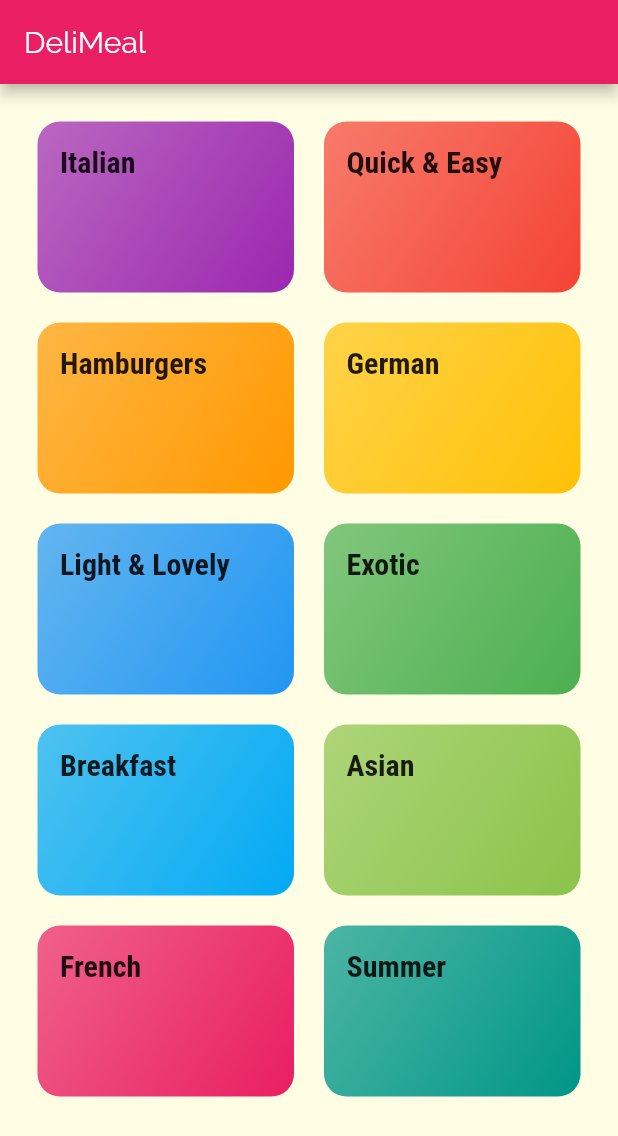
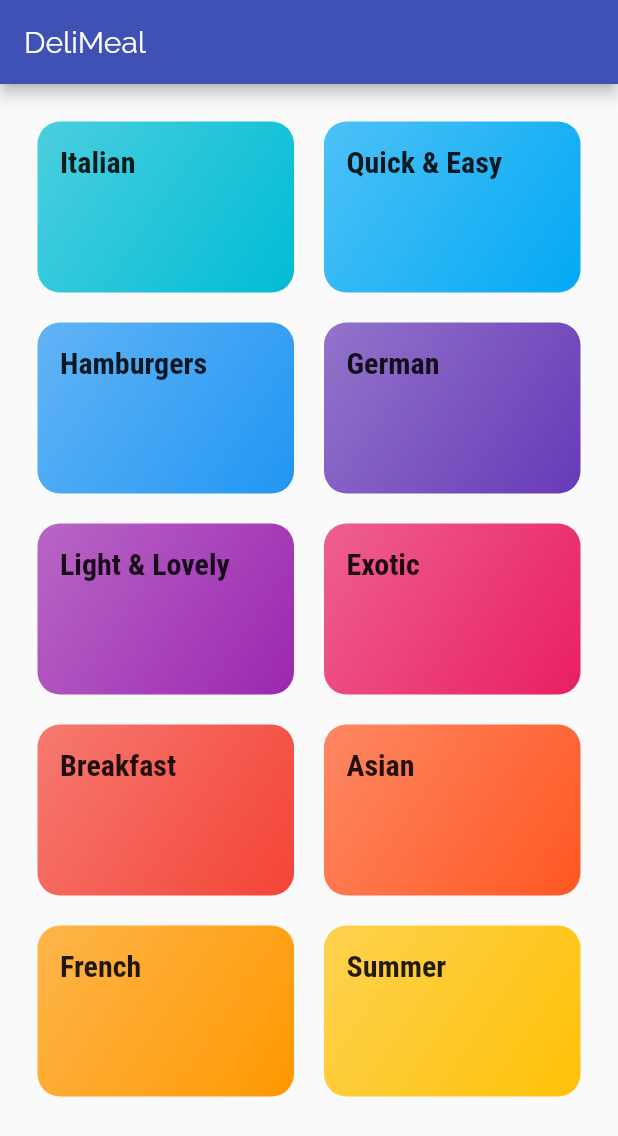
Before and after one commit to Sebastian-Soto-M/academind_flutter, a Flutter app: the screen it shows after launch, on a phone screen of 412 x 824 dp. Shown: the top 1136 px of the screen. Run offline on Flutter 3.47's test engine with Material 2 defaults, Android fonts, the phone set to English and light mode, and no system bars; our stand-ins replace curved_navigation_bar, flutter_svg.

Commit message:
basic navigation

```diff
--- a/deli_meal/lib/configuration/dummy_data.dart
+++ b/deli_meal/lib/configuration/dummy_data.dart
@@ -6,51 +6,50 @@ const List<Category> dummyCategories = <Category>[
   Category(
     id: 'c1',
     title: 'Italian',
-    color: Colors.purple,
+    color: Colors.cyan,
   ),
   Category(
     id: 'c2',
     title: 'Quick & Easy',
-    color: Colors.red,
+    color: Colors.lightBlue,
   ),
   Category(
     id: 'c3',
     title: 'Hamburgers',
-    color: Colors.orange,
+    color: Colors.blue,
   ),
   Category(
     id: 'c4',
     title: 'German',
-    color: Colors.amber,
+    color: Colors.deepPurple,
   ),
   Category(
     id: 'c5',
     title: 'Light & Lovely',
-    color: Colors.blue,
+    color: Colors.purple,
   ),
   Category(
     id: 'c6',
     title: 'Exotic',
-    color: Colors.green,
+    color: Colors.pink,
   ),
   Category(
     id: 'c7',
     title: 'Breakfast',
-    color: Colors.lightBlue,
+    color: Colors.red,
   ),
   Category(
     id: 'c8',
     title: 'Asian',
-    color: Colors.lightGreen,
+    color: Colors.deepOrange,
   ),
   Category(
     id: 'c9',
     title: 'French',
-    color: Colors.pink,
   ),
   Category(
     id: 'c10',
     title: 'Summer',
-    color: Colors.teal,
+    color: Colors.amber,
   ),
 ];
--- a/deli_meal/lib/main.dart
+++ b/deli_meal/lib/main.dart
@@ -1,6 +1,6 @@
 import 'package:flutter/material.dart';
 
-import 'screens/categories_screen.dart';
+import 'screens/index.dart';
 
 void main() => runApp(MyApp());
 
@@ -10,9 +10,9 @@ class MyApp extends StatelessWidget {
     return MaterialApp(
       title: 'DeliMeals',
       theme: ThemeData(
-        primarySwatch: Colors.pink,
-        accentColor: Colors.amber,
-        canvasColor: const Color.fromRGBO(255, 254, 229, 1),
+        primarySwatch: Colors.indigo,
+        accentColor: Colors.orangeAccent,
+        canvasColor: Colors.grey.shade50,
         fontFamily: 'Raleway',
         textTheme: ThemeData.light().textTheme.copyWith(
             bodyText1: const TextStyle(
@@ -27,7 +27,12 @@ class MyApp extends StatelessWidget {
               fontWeight: FontWeight.bold,
             )),
       ),
-      home: CategoriesScreen(),
+      initialRoute: CategoriesScreen.routeName,
+      routes: <String, Widget Function(BuildContext)>{
+        CategoriesScreen.routeName: (BuildContext ctx) => CategoriesScreen(),
+        CategoryMealsScreen.routeName: (BuildContext ctx) =>
+            CategoryMealsScreen(),
+      },
     );
   }
 }
--- a/deli_meal/lib/models/category.dart
+++ b/deli_meal/lib/models/category.dart
@@ -2,8 +2,8 @@ import 'package:flutter/material.dart';
 
 class Category {
   const Category({
-    @required this.id,
-    @required this.title,
+    required this.id,
+    required this.title,
     this.color = Colors.orange,
   });
   final String id;
--- a/deli_meal/lib/screens/categories_screen.dart
+++ b/deli_meal/lib/screens/categories_screen.dart
@@ -5,6 +5,7 @@ import '../configuration/dummy_data.dart';
 import '../widgets/category_item.dart';
 
 class CategoriesScreen extends StatelessWidget {
+  static const String routeName = '/';
   @override
   Widget build(BuildContext context) {
     return Scaffold(
@@ -14,17 +15,14 @@ class CategoriesScreen extends StatelessWidget {
       body: GridView(
         padding: const EdgeInsets.all(25),
         gridDelegate: const SliverGridDelegateWithMaxCrossAxisExtent(
-          maxCrossAxisExtent: 200,
+          maxCrossAxisExtent: 250,
           childAspectRatio: 3 / 2,
           crossAxisSpacing: 20,
           mainAxisSpacing: 20,
         ),
         children: dummyCategories
             .map(
-              (Category data) => CategoryItem(
-                data.title,
-                data.color,
-              ),
+              (Category data) => CategoryItem(data),
             )
             .toList(),
       ),
--- /dev/null
+++ b/deli_meal/lib/screens/category_meals_screen.dart
@@ -0,0 +1,23 @@
+import 'package:deli_meal/models/category.dart';
+import 'package:flutter/material.dart';
+
+class CategoryMealsScreen extends StatelessWidget {
+  static const String routeName = '/category-meals';
+  @override
+  Widget build(BuildContext context) {
+    final Map<String, Object> routeArgs =
+        ModalRoute.of(context)!.settings.arguments! as Map<String, Object>;
+    final Category category = routeArgs['category']! as Category;
+    return Scaffold(
+      appBar: AppBar(
+        title: Text(category.title),
+      ),
+      body: Center(
+        child: Text(
+          category.id,
+          style: Theme.of(context).textTheme.headline1,
+        ),
+      ),
+    );
+  }
+}
--- /dev/null
+++ b/deli_meal/lib/screens/index.dart
@@ -0,0 +1,2 @@
+export 'categories_screen.dart';
+export 'category_meals_screen.dart';
--- a/deli_meal/lib/widgets/category_item.dart
+++ b/deli_meal/lib/widgets/category_item.dart
@@ -1,29 +1,40 @@
+import 'package:deli_meal/models/category.dart';
 import 'package:flutter/material.dart';
 
 class CategoryItem extends StatelessWidget {
-  const CategoryItem(this.title, this.color);
+  const CategoryItem(this.category);
 
-  final String title;
-  final Color color;
+  static const double borderRadius = 15;
+  final Category category;
+
+  void _selectCategory(BuildContext context) {
+    Navigator.of(context).pushNamed('/category-meals',
+        arguments: <String, Object>{'category': category});
+  }
 
   @override
   Widget build(BuildContext context) {
-    return Container(
+    return InkWell(
+      onTap: () => _selectCategory(context),
+      splashColor: Theme.of(context).accentColor,
+      borderRadius: BorderRadius.circular(borderRadius),
+      child: Container(
         padding: const EdgeInsets.all(15),
         decoration: BoxDecoration(
           gradient: LinearGradient(
-          colors: [
-            color.withOpacity(0.7),
-            color,
+            colors: <Color>[
+              category.color.withOpacity(0.7),
+              category.color,
             ],
             begin: Alignment.topLeft,
             end: Alignment.bottomRight,
           ),
-        borderRadius: BorderRadius.circular(15),
+          borderRadius: BorderRadius.circular(borderRadius),
         ),
         child: Text(
-        title,
+          category.title,
           style: Theme.of(context).textTheme.headline6,
+        ),
       ),
     );
   }
--- a/deli_meal/pubspec.yaml
+++ b/deli_meal/pubspec.yaml
@@ -14,7 +14,7 @@ description: A new Flutter project.
 version: 1.0.0+1
 
 environment:
-  sdk: ">=2.1.0 <3.0.0"
+  sdk: ">=2.12.0 <3.0.0"
 
 dependencies:
   flutter:
```
Also changed, not shown: 1 other file. Lines whose indentation alone changed are shown as unchanged.
